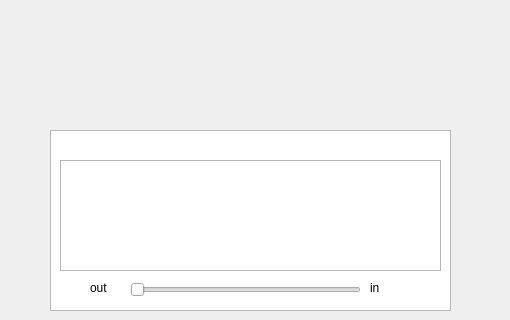
Above: code/mainwindow.ui from ahmadjazmawi1/3004-Project-Group-12 before the change; both pictures show x 290 to 800 and y 0 to 320 of the 800 by 600 pixel window. Below: the same form after it.
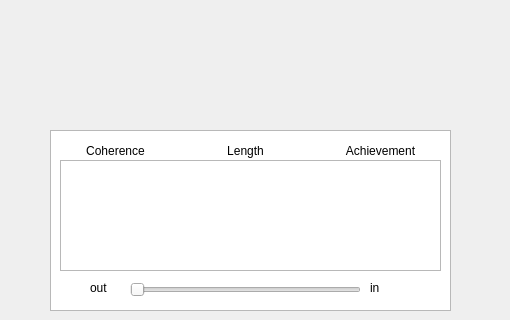
That is the form after the change. Icons and pictures are not drawn. Custom widgets are drawn as their Qt base class.

Commit message: added sessions and clicking on a session in history screen brings up the graph for that session and all metrics

Diff of the .ui file:
```diff
--- a/code/mainwindow.ui
+++ b/code/mainwindow.ui
@@ -315,6 +315,63 @@
      <string>in</string>
     </property>
    </widget>
+   <widget class="QLabel" name="coherenceLabel">
+    <property name="geometry">
+     <rect>
+      <x>370</x>
+      <y>130</y>
+      <width>71</width>
+      <height>41</height>
+     </rect>
+    </property>
+    <property name="text">
+     <string>Coherence</string>
+    </property>
+    <property name="alignment">
+     <set>Qt::AlignCenter</set>
+    </property>
+    <property name="wordWrap">
+     <bool>true</bool>
+    </property>
+   </widget>
+   <widget class="QLabel" name="lengthLabel">
+    <property name="geometry">
+     <rect>
+      <x>510</x>
+      <y>130</y>
+      <width>51</width>
+      <height>41</height>
+     </rect>
+    </property>
+    <property name="text">
+     <string>Length</string>
+    </property>
+    <property name="alignment">
+     <set>Qt::AlignCenter</set>
+    </property>
+    <property name="wordWrap">
+     <bool>true</bool>
+    </property>
+   </widget>
+   <widget class="QLabel" name="achievementLabel">
+    <property name="geometry">
+     <rect>
+      <x>630</x>
+      <y>130</y>
+      <width>81</width>
+      <height>41</height>
+     </rect>
+    </property>
+    <property name="text">
+     <string>Achievement</string>
+    </property>
+    <property name="alignment">
+     <set>Qt::AlignCenter</set>
+    </property>
+    <property name="wordWrap">
+     <bool>true</bool>
+    </property>
+   </widget>
    <zorder>label_7</zorder>
    <zorder>label</zorder>
    <zorder>screenDisplay</zorder>
@@ -331,6 +388,9 @@
    <zorder>breathPacer</zorder>
    <zorder>label_2</zorder>
    <zorder>label_3</zorder>
+   <zorder>coherenceLabel</zorder>
+   <zorder>lengthLabel</zorder>
+   <zorder>achievementLabel</zorder>
   </widget>
   <widget class="QMenuBar" name="menubar">
    <property name="geometry">
@@ -338,7 +398,7 @@
      <x>0</x>
      <y>0</y>
      <width>800</width>
-     <height>35</height>
+     <height>22</height>
     </rect>
    </property>
   </widget>
```
The commit also changes 5 other files.
